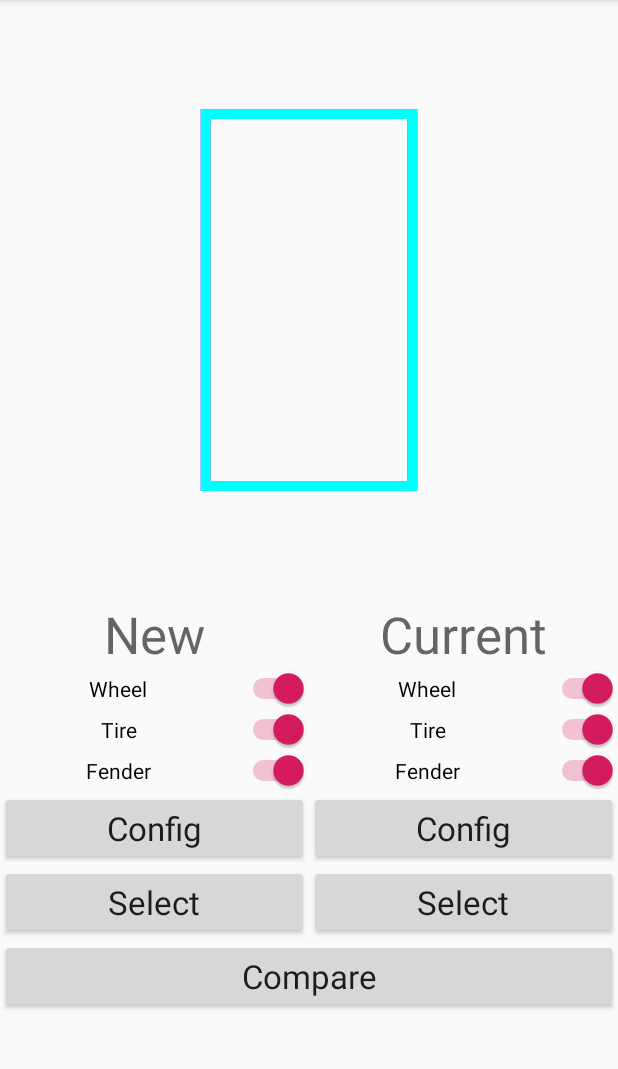
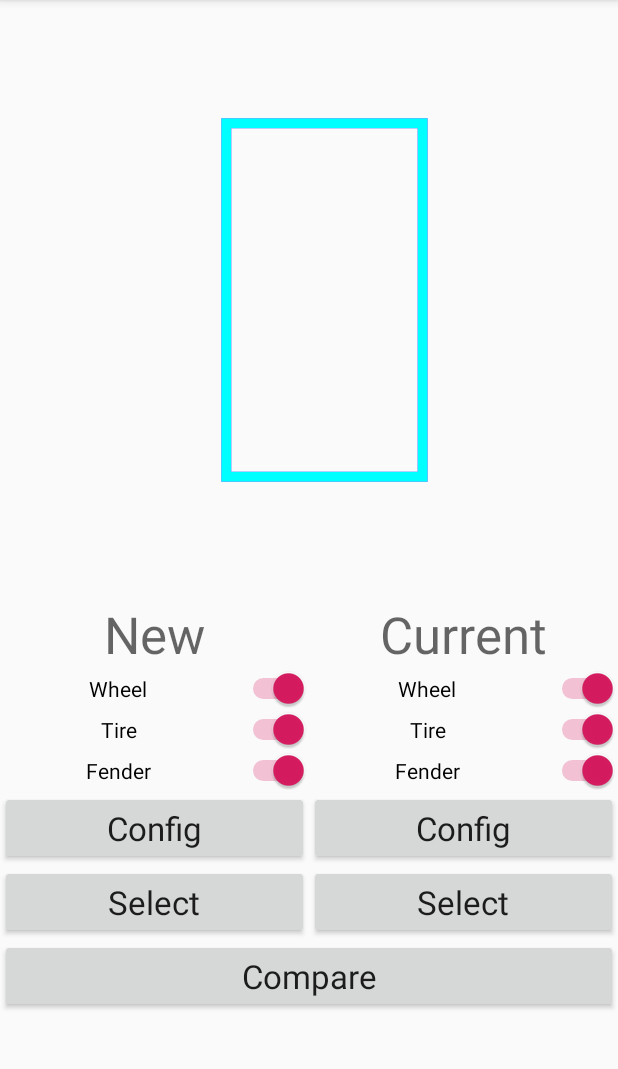
Before and after one commit to sgruver/roundbois, an Android app: the ConfigActivity screen opened directly, with no data from a screen before it, on a phone screen of 412 x 824 dp, the part 84-1153 px from its top. Run offline under Robolectric (Android 15) with nearby library versions, the phone set to English and light mode, and no system bars.

Commit message:
sanitized inputs on config

```diff
--- a/app/src/main/java/com/example/roundbois/NewConfigActivity.kt
+++ b/app/src/main/java/com/example/roundbois/NewConfigActivity.kt
@@ -90,8 +90,8 @@ class NewConfigActivity : AppCompatActivity(), TextWatcher{
      *
      */
     override fun afterTextChanged(s: Editable?) {
-        var t : String = s.toString()
-        if (t == "") t = "0"
+        var t = s.toString().replace(Regex("(^[\\d|-]\\d*\\.{0,1}\\d{0,2})"),"$1")
+        if (t == "" || t == "-") t = "0"
 
         when (currentFocus) {
             diameterEditText -> {
--- a/app/src/main/java/com/example/roundbois/SetupDiagram.kt
+++ b/app/src/main/java/com/example/roundbois/SetupDiagram.kt
@@ -111,20 +111,24 @@ class SetupDiagram(context: Context, attrs: AttributeSet) : View (context, attrs
                 if (mShowCurrent){
                     val w: Float = ((mCurrent.wheel.width * sf) / 2).toFloat()
                     val d: Float = ((mCurrent.wheel.diameter * sf) / 2)
-                    //val o: Float = (())
+                    val o: Float = toIN(mCurrent.wheel.offset.toFloat()) * sf
 
-                    drawRect(xC - w, yC - d, xC + w, yC + d, currentPaint)
+                    drawRect(xC - w + o, yC - d, xC + w + o, yC + d, currentPaint)
                 }
+                if (mShowCurrentTire) {
+
+                }
+
+
+
                 if (mShowNew){
                     val w: Float = ((mNew.wheel.width * sf) / 2).toFloat()
                     val d: Float = ((mNew.wheel.diameter * sf) / 2)
+                    val o: Float = toIN(mNew.wheel.offset.toFloat()) * sf
 
-                    drawRect(xC - w, yC - d, xC + w, yC + d,newPaint)
+                    drawRect(xC - w + o, yC - d, xC + w + o, yC + d,newPaint)
                 }
                 if (mShowNewTire) {
-
-                }
-                if (mShowCurrentTire) {
 
                 }
             }
--- a/app/src/main/res/layout/activity_config.xml
+++ b/app/src/main/res/layout/activity_config.xml
@@ -21,7 +21,11 @@
                 android:layout_width="match_parent"
                 android:layout_height="400dp"
                 android:layout_gravity="center"
-                android:layout_weight="1" />
+                android:layout_weight="1"
+                android:paddingLeft="10dp"
+                android:paddingTop="10dp"
+                android:paddingRight="10dp"
+                android:paddingBottom="10dp" />
         </TableRow>
 
         <TableRow
```
